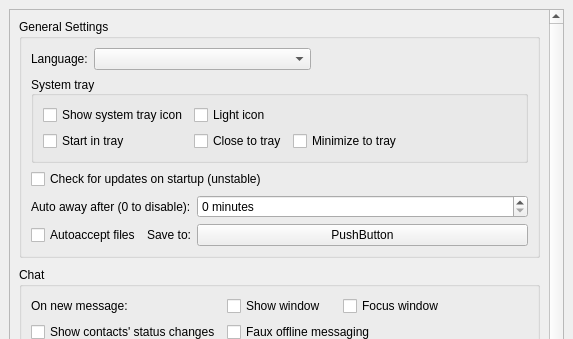
Zer0C00I/qTox, file src/widget/form/settings/generalsettings.ui: the form before one commit; both pictures show x 0 to 573 and y 0 to 339 of the 573 by 644 pixel window.
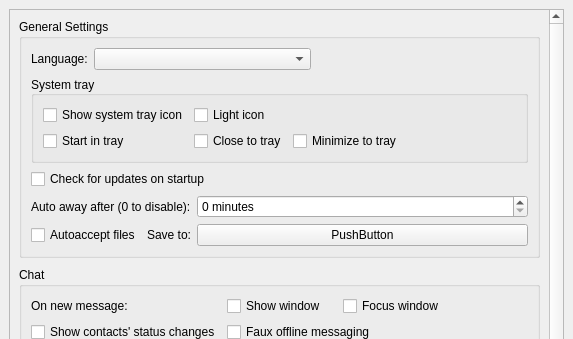
The form after the commit.

Commit message: Don't call auto-updates unstable anymore

```diff
--- a/src/widget/form/settings/generalsettings.ui
+++ b/src/widget/form/settings/generalsettings.ui
@@ -39,8 +39,8 @@
        <rect>
         <x>0</x>
         <y>0</y>
-        <width>540</width>
-        <height>779</height>
+        <width>544</width>
+        <height>785</height>
        </rect>
       </property>
       <layout class="QVBoxLayout" name="verticalLayout_4" stretch="0,0,0,1">
@@ -177,7 +177,7 @@
           <item>
            <widget class="QCheckBox" name="checkUpdates">
             <property name="text">
-             <string>Check for updates on startup (unstable)</string>
+             <string>Check for updates on startup</string>
             </property>
            </widget>
           </item>
```
